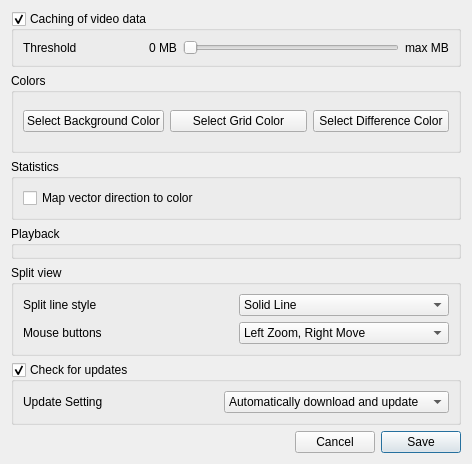
Above: ui/settingswindow.ui from IENT/YUView before the change. Below: the same form after it.
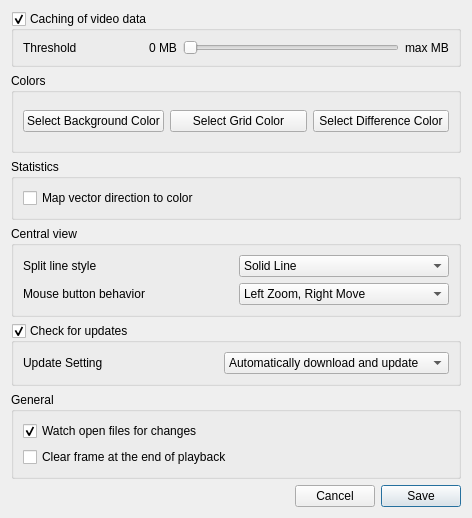
That is the form after the change.

```diff
--- a/ui/settingswindow.ui
+++ b/ui/settingswindow.ui
@@ -13,7 +13,7 @@
     <x>0</x>
     <y>0</y>
     <width>470</width>
-    <height>448</height>
+    <height>477</height>
    </rect>
   </property>
   <property name="sizePolicy">
@@ -162,32 +162,10 @@
        </layout>
       </widget>
      </item>
-     <item>
-      <widget class="QGroupBox" name="groupBox_3">
-       <property name="minimumSize">
-        <size>
-         <width>0</width>
-         <height>33</height>
-        </size>
-       </property>
-       <property name="title">
-        <string>Playback</string>
-       </property>
-       <layout class="QVBoxLayout" name="verticalLayout_3">
-        <item>
-         <widget class="QCheckBox" name="clearFrameCheckBox">
-          <property name="text">
-           <string>Clear frame at the end of playback</string>
-          </property>
-         </widget>
-        </item>
-       </layout>
-      </widget>
-     </item>
      <item>
       <widget class="QGroupBox" name="groupBox_5">
        <property name="title">
-        <string>Split view</string>
+        <string>Central view</string>
        </property>
        <layout class="QGridLayout" name="gridLayout">
         <item row="0" column="1">
@@ -214,7 +192,7 @@
         <item row="1" column="0">
          <widget class="QLabel" name="mouseModeLabel">
           <property name="text">
-           <string>Mouse buttons</string>
+           <string>Mouse button behavior</string>
           </property>
          </widget>
         </item>
@@ -268,8 +246,47 @@
        </layout>
       </widget>
      </item>
+     <item>
+      <widget class="QGroupBox" name="groupBox">
+       <property name="title">
+        <string>General</string>
+       </property>
+       <layout class="QVBoxLayout" name="verticalLayout_4">
+        <item>
+         <widget class="QCheckBox" name="watchFilesCheckBox">
+          <property name="text">
+           <string>Watch open files for changes</string>
+          </property>
+          <property name="checked">
+           <bool>true</bool>
+          </property>
+         </widget>
+        </item>
+        <item>
+         <widget class="QCheckBox" name="clearFrameCheckBox">
+          <property name="text">
+           <string>Clear frame at the end of playback</string>
+          </property>
+         </widget>
+        </item>
+       </layout>
+      </widget>
+     </item>
     </layout>
    </item>
+   <item>
+    <spacer name="verticalSpacer">
+     <property name="orientation">
+      <enum>Qt::Vertical</enum>
+     </property>
+     <property name="sizeHint" stdset="0">
+      <size>
+       <width>20</width>
+       <height>0</height>
+      </size>
+     </property>
+    </spacer>
+   </item>
    <item>
     <layout class="QHBoxLayout" name="horizontalLayout">
      <item>
```
Left out of the diff: 1 changed line with no effect on the pictures.
